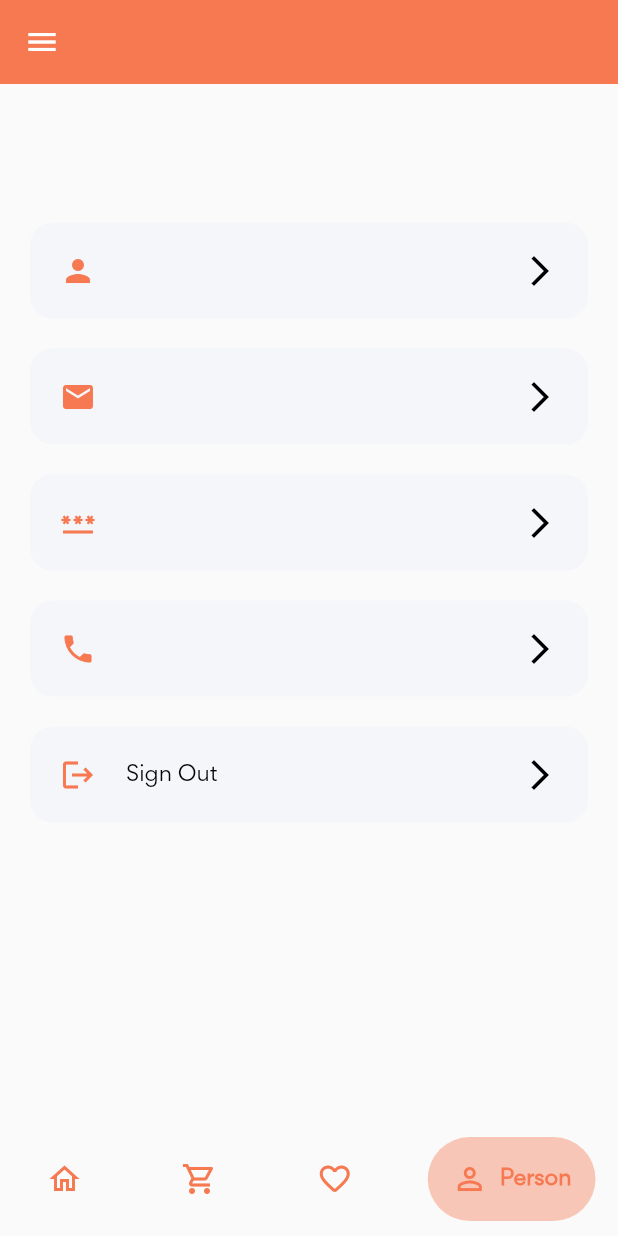
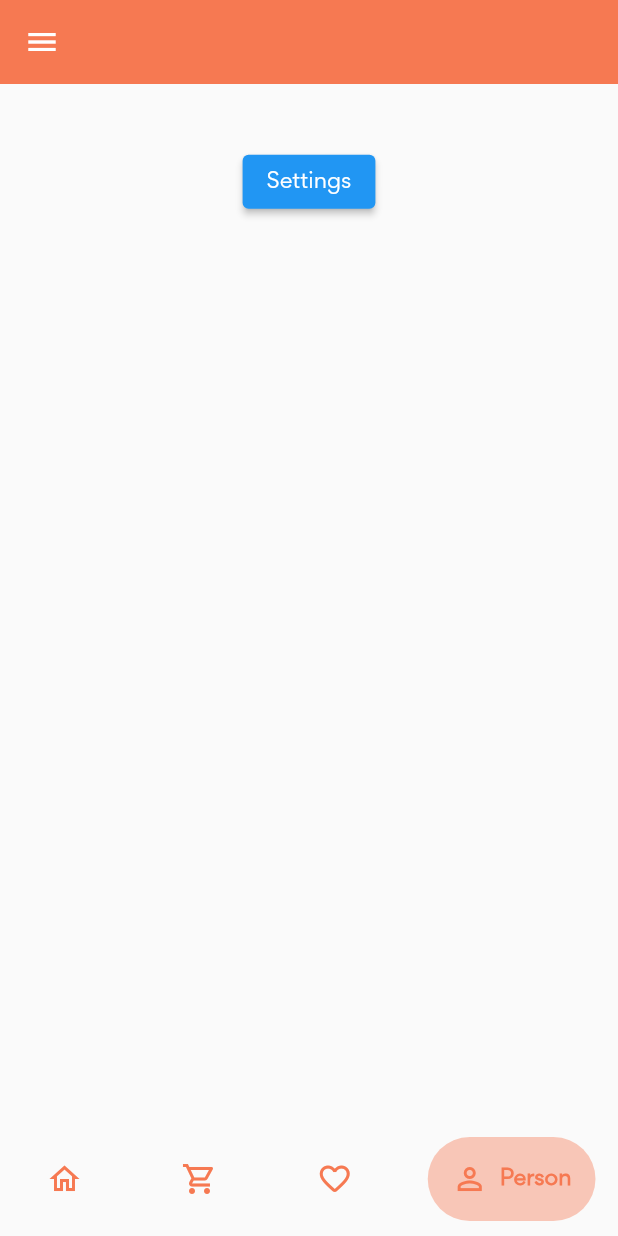
Before and after one commit to omarfalah99/e_commerce_finalProject, a Flutter app: the screen it shows once a user with an empty profile is signed in, item 4 of the bottom bar chosen, on a phone screen of 412 x 824 dp. Run offline on Flutter 3.47's test engine with Material 2 defaults, Android fonts, the phone set to English and light mode, and no system bars; drawn by our look-alikes of flutter_advanced_drawer, google_nav_bar; our stand-ins replace barcode_widget, cloud_firestore, firebase_auth, firebase_core, font_awesome_flutter, shared_preferences; missing offline and left inert: flutter_onboard; accounts and stored records are empty.

Commit message:
Adding settings and shared preferences

```diff
--- a/lib/main.dart
+++ b/lib/main.dart
@@ -8,6 +8,7 @@ import 'package:provider/provider.dart';
 import 'model/firebase_auth.dart';
 import 'model/firestore_auth.dart';
 import 'model/product_provider.dart';
+import 'model/theme_provider.dart';
 
 Future main() async {
   WidgetsFlutterBinding.ensureInitialized();
@@ -16,6 +17,7 @@ Future main() async {
     providers: [
       ChangeNotifierProvider<ProductProvider>(
           create: (context) => ProductProvider()),
+      ChangeNotifierProvider<ModelTheme>(create: (context) => ModelTheme()),
       ChangeNotifierProvider<FirebaseAuthMethods>(
           create: (context) => FirebaseAuthMethods()),
       ChangeNotifierProvider(create: (context) => FirestoreData())
@@ -27,9 +29,24 @@ Future main() async {
 class App extends StatelessWidget {
   @override
   Widget build(BuildContext context) {
+    return Consumer(
+      builder: (BuildContext context, ModelTheme value, Widget? child) {
         return MaterialApp(
           debugShowCheckedModeBanner: false,
-      theme: ThemeData(
+          theme: value.isDark
+              ? ThemeData(
+                  brightness: Brightness.dark,
+                  fontFamily: 'Gordita',
+                  inputDecorationTheme: InputDecorationTheme(
+                    filled: true,
+                    fillColor: const Color.fromRGBO(246, 121, 82, 0.1),
+                    enabledBorder: OutlineInputBorder(
+                      borderRadius: BorderRadius.circular(20),
+                      borderSide: BorderSide.none,
+                    ),
+                  ),
+                )
+              : ThemeData(
                   inputDecorationTheme: InputDecorationTheme(
                     filled: true,
                     fillColor: const Color.fromRGBO(246, 121, 82, 0.1),
@@ -61,7 +78,7 @@ class App extends StatelessWidget {
                   return OnboardScreen();
                 }
               } else if (snapshot.hasError) {
-            return Center(
+                return const Center(
                   child: Text('Error Occured'),
                 );
               }
@@ -69,5 +86,7 @@ class App extends StatelessWidget {
             },
           ),
         );
+      },
+    );
   }
 }
--- /dev/null
+++ b/lib/model/shared_preference_theme.dart
@@ -0,0 +1,15 @@
+import 'package:shared_preferences/shared_preferences.dart';
+
+class MyThemePreferences {
+  static const THEME_KEY = "theme_key";
+
+  setTheme(bool value) async {
+    SharedPreferences sharedPreferences = await SharedPreferences.getInstance();
+    sharedPreferences.setBool(THEME_KEY, value);
+  }
+
+  getTheme() async {
+    SharedPreferences sharedPreferences = await SharedPreferences.getInstance();
+    return sharedPreferences.getBool(THEME_KEY) ?? false;
+  }
+}
--- /dev/null
+++ b/lib/model/theme_provider.dart
@@ -0,0 +1,27 @@
+import 'package:e_commerce/model/shared_preference_theme.dart';
+import 'package:flutter/material.dart';
+
+class ModelTheme extends ChangeNotifier {
+  late bool _isDark;
+  late MyThemePreferences _preferences;
+
+  bool get isDark => _isDark;
+
+  ModelTheme() {
+    _isDark = false;
+    _preferences = MyThemePreferences();
+    getPreferences();
+  }
+
+//Switching the themes
+  set isDark(bool value) {
+    _isDark = value;
+    _preferences.setTheme(value);
+    notifyListeners();
+  }
+
+  getPreferences() async {
+    _isDark = await _preferences.getTheme();
+    notifyListeners();
+  }
+}
--- a/lib/screen/map_screen.dart
+++ /dev/null
@@ -1,27 +0,0 @@
-import 'package:flutter/material.dart';
-
-class MyApp extends StatefulWidget {
-  const MyApp({super.key});
-
-  @override
-  State<MyApp> createState() => _MyAppState();
-}
-
-class _MyAppState extends State<MyApp> {
-  @override
-  Widget build(BuildContext context) {
-    return MaterialApp(
-      theme: ThemeData(
-        useMaterial3: true,
-        colorSchemeSeed: Colors.green[700],
-      ),
-      home: Scaffold(
-        appBar: AppBar(
-          title: const Text('Maps Sample App'),
-          elevation: 2,
-        ),
-        body: Container(),
-      ),
-    );
-  }
-}
--- a/lib/screen/personal_information_screen.dart
+++ b/lib/screen/personal_information_screen.dart
@@ -1,12 +1,16 @@
 import 'package:cloud_firestore/cloud_firestore.dart';
+import 'package:e_commerce/screen/settings_screen.dart';
 import 'package:firebase_auth/firebase_auth.dart';
 import 'package:flutter/material.dart';
 
-import '../widgets/information_card.dart';
-
-class PersonalScreen extends StatelessWidget {
+class PersonalScreen extends StatefulWidget {
   const PersonalScreen({Key? key}) : super(key: key);
 
+  @override
+  State<PersonalScreen> createState() => _PersonalScreenState();
+}
+
+class _PersonalScreenState extends State<PersonalScreen> {
   @override
   Widget build(BuildContext context) {
     final height = MediaQuery.of(context).size.height;
@@ -28,44 +32,38 @@ class PersonalScreen extends StatelessWidget {
                     SizedBox(
                       height: height * 0.05,
                     ),
-                    // CircleAvatar(
-                    //   backgroundColor: const Color.fromRGBO(246, 121, 82, 1),
-                    //   radius: 50,
-                    //   // Set background color of avatar
-                    //   child: Center(
-                    //     child: Text(
-                    //       snapshot.data?.docs[0]['name'][0],
-                    //       // Replace 'A' with the letter you want to display
-                    //       style: TextStyle(
-                    //         color: Colors.white, // Set text color
-                    //         fontSize: 50, // Set font size
-                    //       ),
-                    //     ),
-                    //   ),
+                    ElevatedButton(
+                        onPressed: () {
+                          Navigator.of(context)
+                              .push(MaterialPageRoute(builder: (context) {
+                            return SettingsScreen();
+                          }));
+                        },
+                        child: Text('Settings')),
+
+                    // SizedBox(
+                    //   height: height * 0.05,
                     // ),
-                    SizedBox(
-                      height: height * 0.05,
-                    ),
-                    InfoCard(
-                      iconData: Icons.person,
-                      value: snapshot.data?.docs[0]['name'],
-                    ),
-                    InfoCard(
-                      iconData: Icons.email,
-                      value: snapshot.data?.docs[0]['email'],
-                    ),
-                    InfoCard(
-                      iconData: Icons.password,
-                      value: snapshot.data?.docs[0]['password'],
-                    ),
-                    InfoCard(
-                      iconData: Icons.phone,
-                      value: snapshot.data?.docs[0]['phone'],
-                    ),
-                    InfoCard(
-                      iconData: Icons.logout,
-                      value: 'Sign Out',
-                    ),
+                    // InfoCard(
+                    //   iconData: Icons.person,
+                    //   value: snapshot.data?.docs[0]['name'],
+                    // ),
+                    // InfoCard(
+                    //   iconData: Icons.email,
+                    //   value: snapshot.data?.docs[0]['email'],
+                    // ),
+                    // InfoCard(
+                    //   iconData: Icons.password,
+                    //   value: snapshot.data?.docs[0]['password'],
+                    // ),
+                    // InfoCard(
+                    //   iconData: Icons.phone,
+                    //   value: snapshot.data?.docs[0]['phone'],
+                    // ),
+                    // InfoCard(
+                    //   iconData: Icons.logout,
+                    //   value: 'Sign Out',
+                    // ),
                   ],
                 ),
               );
--- a/pubspec.yaml
+++ b/pubspec.yaml
@@ -34,6 +34,8 @@ dependencies:
   cloud_firestore: ^4.5.1
   provider: ^6.0.5
   shared_preferences: ^2.1.0
+  barcode_widget: ^2.0.3
+  animated_theme_switcher: ^2.0.8
   font_awesome_flutter: ^10.4.0
   flutter_advanced_drawer: ^1.3.4
   google_nav_bar: ^5.0.6
```
Also changed, not shown: lib/screen/checkout_screen.dart (+12 -7 lines), lib/screen/description_screen.dart (+33 -6 lines), lib/screen/search_screen.dart (+18 -9 lines), lib/screen/settings_screen.dart (added, +103 -0 lines), pubspec.lock. Lines whose indentation alone changed are shown as unchanged.
